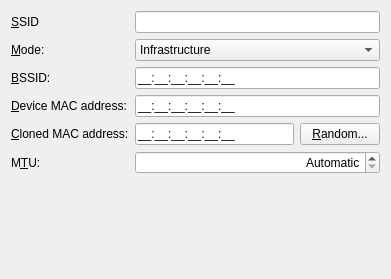
Old version of the form editor/ui/wificonnectionwidget.ui in the repository KDE/plasma-nm.
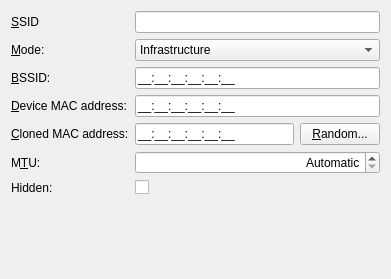
New version of the form.

Commit message: Allow to create hidden wireless connection

Patch:
```diff
--- a/editor/ui/wificonnectionwidget.ui
+++ b/editor/ui/wificonnectionwidget.ui
@@ -187,6 +187,20 @@
      </property>
     </widget>
    </item>
+   <item row="7" column="1">
+    <widget class="QCheckBox" name="hidden">
+     <property name="text">
+      <string/>
+     </property>
+    </widget>
+   </item>
+   <item row="7" column="0">
+    <widget class="QLabel" name="label_4">
+     <property name="text">
+      <string>Hidden:</string>
+     </property>
+    </widget>
+   </item>
   </layout>
  </widget>
  <tabstops>
```
Left out of the diff: 4 changed lines with no effect on the pictures. The commit also changes 1 other file.
